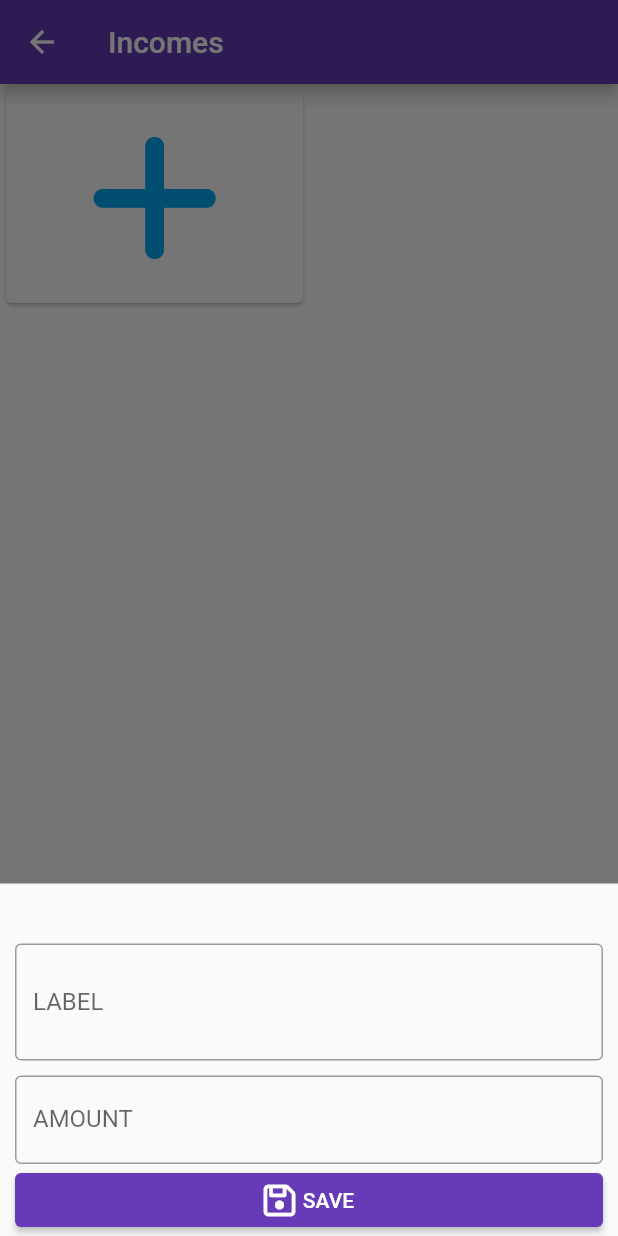
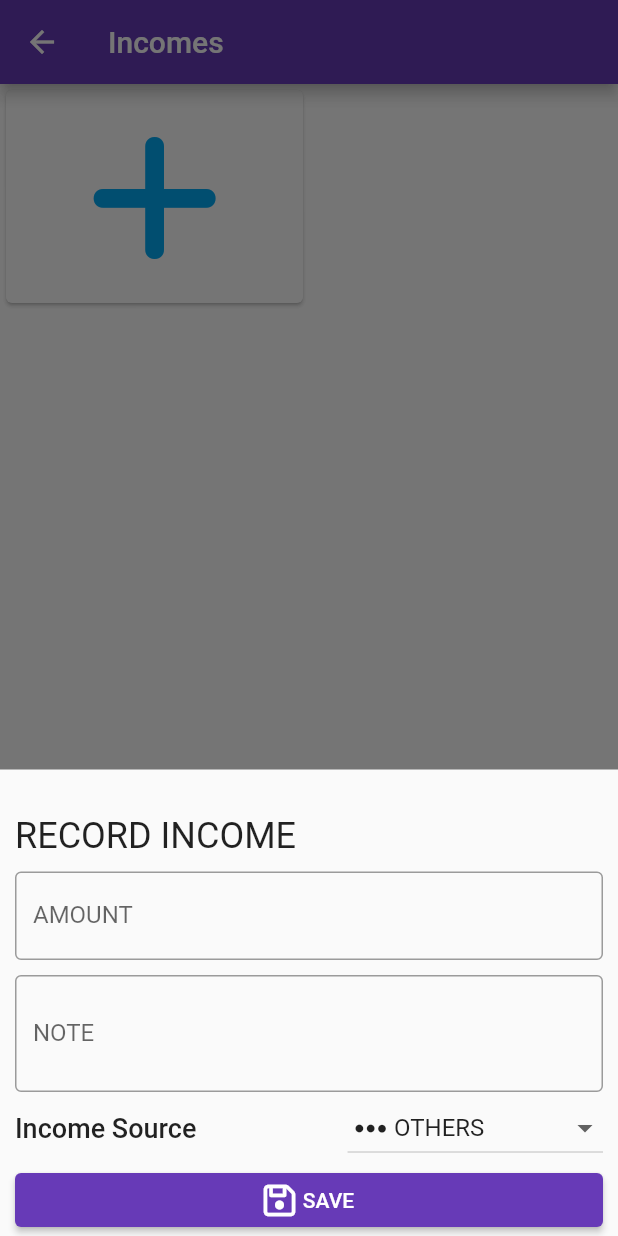
Before and after one commit to ANTONINEUTRON/envelope_budget_app, a Flutter app: the IncomePage screen opened directly, after a tap on an icon or button, on a phone screen of 412 x 824 dp. Run offline on Flutter 3.47's test engine with Material 2 defaults, Android fonts, the phone set to English and light mode, and no system bars; our stand-ins replace bottom_navy_bar, equatable, flutter_bloc, font_awesome_flutter, google_fonts, pie_chart and 1 more; accounts and stored records are empty.

Commit message:
Everything working fine

```diff
--- a/lib/features/income/data/model/income.dart
+++ b/lib/features/income/data/model/income.dart
@@ -1,3 +1,5 @@
+import 'package:flutter/material.dart';
+import 'package:font_awesome_flutter/font_awesome_flutter.dart';
 import 'package:json_annotation/json_annotation.dart';
 import 'package:equatable/equatable.dart';
 
@@ -5,6 +7,15 @@ part 'income.g.dart';
 enum IncomeType{
   cash_in_hand, bank, wallet, card, others;
 }
+
+Map<IncomeType,IconData> mapOfIconsToIncomeTypes = {
+  IncomeType.bank : FontAwesomeIcons.buildingColumns,
+  IncomeType.cash_in_hand : FontAwesomeIcons.moneyBill,
+  IncomeType.card : FontAwesomeIcons.creditCard,
+  IncomeType.wallet : FontAwesomeIcons.wallet,
+  IncomeType.others : FontAwesomeIcons.ellipsis
+};
+
 
 @JsonSerializable()
 class Income extends Equatable{
@@ -23,5 +34,5 @@ class Income extends Equatable{
 
   factory Income.fromJson(Map<String, dynamic> json) => _$IncomeFromJson(json);
 
-  Map<String, dynamic> toJson(Income Income) => _$IncomeToJson(Income);
+  Map<String, dynamic> toJson() => _$IncomeToJson(this);
 }
--- a/lib/features/income/data/repository/income_repository.dart
+++ b/lib/features/income/data/repository/income_repository.dart
@@ -24,4 +24,21 @@ class IncomeRepository {
     }).toList();
   }
 
+  Future<bool> recordIncome({required Income income}) async {
+    //get list of incomes
+    var incomes = await getAllIncomes();
+    //add income
+    incomes.add(income);
+    //encode to json
+    var pref = await SharedPreferences.getInstance();
+    //save to sharedpref
+    return pref.setStringList(IncomesKey, _encodeIncomeToListOfString(incomes));
+  }
+
+  List<String> _encodeIncomeToListOfString(List<Income> incomes) {
+    return incomes.map((income){
+      return jsonEncode(income.toJson());
+    }).toList();
+  }
+
 }
--- a/lib/features/income/ui/bloc/income_bloc.dart
+++ b/lib/features/income/ui/bloc/income_bloc.dart
@@ -1,8 +1,6 @@
-
 import 'package:envelope_budget_app/features/income/data/model/income.dart';
 import 'package:envelope_budget_app/features/income/data/repository/income_repository.dart';
 import 'package:flutter_bloc/flutter_bloc.dart';
-
 
 class IncomeBloc extends Cubit<List<Income>>{
   IncomeBloc():super([]){
@@ -14,4 +12,15 @@ class IncomeBloc extends Cubit<List<Income>>{
   Future<List<Income>> getAllIncomes()async{
     return await incomeRepo.getAllIncomes();
   }
+
+  Future<void> saveIncome({
+    required String label,
+    required double balance,
+    required IncomeType incomeType
+  }) async {
+    var income = Income(label: label, balance: balance, incomeType: incomeType);
+    if(await incomeRepo.recordIncome(income: income)){
+      emit(await getAllIncomes());
+    }
+  }
 }
--- a/lib/features/income/ui/widgets/add_income.dart
+++ b/lib/features/income/ui/widgets/add_income.dart
@@ -1,10 +1,10 @@
 import 'package:envelope_budget_app/features/income/data/model/income.dart';
+import 'package:envelope_budget_app/features/income/ui/bloc/income_bloc.dart';
 import 'package:envelope_budget_app/utils/error_text_widget.dart';
 import 'package:envelope_budget_app/utils/helpers_functions.dart';
 import 'package:flutter/material.dart';
+import 'package:flutter_bloc/flutter_bloc.dart';
 import 'package:font_awesome_flutter/font_awesome_flutter.dart';
-
-import '../bloc/Income_bloc.dart';
 
 class AddIncome extends StatefulWidget {
   const AddIncome({Key? key}) : super(key: key);
@@ -14,10 +14,10 @@ class AddIncome extends StatefulWidget {
 }
 
 class _AddIncomeState extends State<AddIncome> {
-  var _label = '';
+  var _note = '';
   var _balance = 0.0;
   IncomeType _incomeType = IncomeType.others;
-  final List<String> _incomeTypes = IncomeType.values.map((e) => e.name).toList();
+  final List<IncomeType> _incomeTypes = IncomeType.values;//.map((e) => e.name).toList();
   var _errorMsg = '';
 
   @override
@@ -29,19 +29,13 @@ class _AddIncomeState extends State<AddIncome> {
       child: ListView(
         shrinkWrap: true,
         children: [
+          Text(
+            "RECORD INCOME",
+            style: Theme.of(context).textTheme.headline5,
+          ),
           ErrorTextWidget(errorMsg: _errorMsg),
-          TextField(
-            maxLines: 2,
-            onChanged: (newLabel){
-              setState(()=>_label=newLabel);
-            },
-            decoration: InputDecoration(
-                labelText: "LABEL",
-                border: OutlineInputBorder()
-            ),
-          ),
           Padding(
-            padding: const EdgeInsets.only(top:10.0),
+            padding: const EdgeInsets.only(bottom:10.0),
             child: TextField(
               maxLines: 1,
               onChanged: (newAmount){
@@ -55,18 +49,66 @@ class _AddIncomeState extends State<AddIncome> {
               keyboardType: TextInputType.numberWithOptions(decimal: true),
             ),
           ),
+          TextField(
+            maxLines: 2,
+            onChanged: (newLabel){
+              setState(()=>_note=newLabel);
+            },
+            decoration: const InputDecoration(
+                labelText: "NOTE",
+                border: OutlineInputBorder()
+            ),
+          ),
+          Row(
+            mainAxisAlignment: MainAxisAlignment.spaceBetween,
+            children: [
+              Text(
+                "Income Source",
+                style: Theme.of(context).textTheme.headline6?.copyWith(
+                  fontSize: 18
+                ),
+              ),
+              Center(
+                child: DropdownButton<IncomeType>(
+                  value: _incomeType,
+                  borderRadius: BorderRadius.circular(5),
+                  items: _incomeTypes.map((incomeTypeItem){
+                    return DropdownMenuItem(
+                        value: incomeTypeItem,
+                        child: Row(
+                          children: [
+                            Padding(
+                              padding: const EdgeInsets.all(5.0),
+                              child: FaIcon(
+                                  mapOfIconsToIncomeTypes[incomeTypeItem]
+                              ),
+                            ),
+                            Text(incomeTypeItem.name.replaceAll("_", " ").toUpperCase())
+                          ],
+                        )
+                    );
+                  }).toList(),
+                  onChanged: (newIncomeType){
+                    setState(() {
+                      _incomeType = newIncomeType ?? IncomeType.others;
+                    });
+                  },
+                ),
+              ),
+            ],
+          ),
           ElevatedButton(
             onPressed: (){
               //validate inputs with appropriete reponse
               if(_areInputsValid()){
-                // //pass value to bloc for saving
-                // context.read<IncomeBloc>()
-                //     .saveIncome(label: _label, amount: _balance, deadline: _deadline);
-                // // and close modal when saved
-                // Navigator.pop(context);
-                // ScaffoldMessenger.of(context).showSnackBar(
-                //     SnackBar(content: Text("$_label Added Successfully"))
-                // );
+                //pass value to bloc for saving
+                context.read<IncomeBloc>()
+                    .saveIncome(label: _note, balance: _balance, incomeType: _incomeType);
+                // and close modal when saved
+                Navigator.pop(context);
+                ScaffoldMessenger.of(context).showSnackBar(
+                    SnackBar(content: Text("$_note Added Successfully"))
+                );
               }
             },
             child:  Row(
@@ -93,9 +135,9 @@ class _AddIncomeState extends State<AddIncome> {
         _errorMsg = "Enter a valid balance";
       });
       return false;
-    }else if(_label.length < 2){
+    }else if(_note.length < 2){
       setState(() {
-        _errorMsg = "Enter a valid label for identifying this budget";
+        _errorMsg = "Enter a note (can be bank name, wallet provider) for this income";
       });
       return false;
     }
--- a/lib/features/income/ui/widgets/income_grid_ui.dart
+++ b/lib/features/income/ui/widgets/income_grid_ui.dart
@@ -18,7 +18,13 @@ class IncomeGridUI extends StatelessWidget {
           mainAxisAlignment: MainAxisAlignment.center,
           mainAxisSize: MainAxisSize.min,
           children: [
-            FaIcon(FontAwesomeIcons.moneyBill),
+            Padding(
+              padding: const EdgeInsets.only(bottom: 8.0),
+              child: FaIcon(
+                  mapOfIconsToIncomeTypes[income.incomeType],
+                size: 50,
+              ),
+            ),
             Text(
               "${income.balance}",
               style: Theme.of(context).textTheme.headline6,
```
Also changed, not shown: lib/utils/helpers_functions.dart (line endings or trailing spaces).
